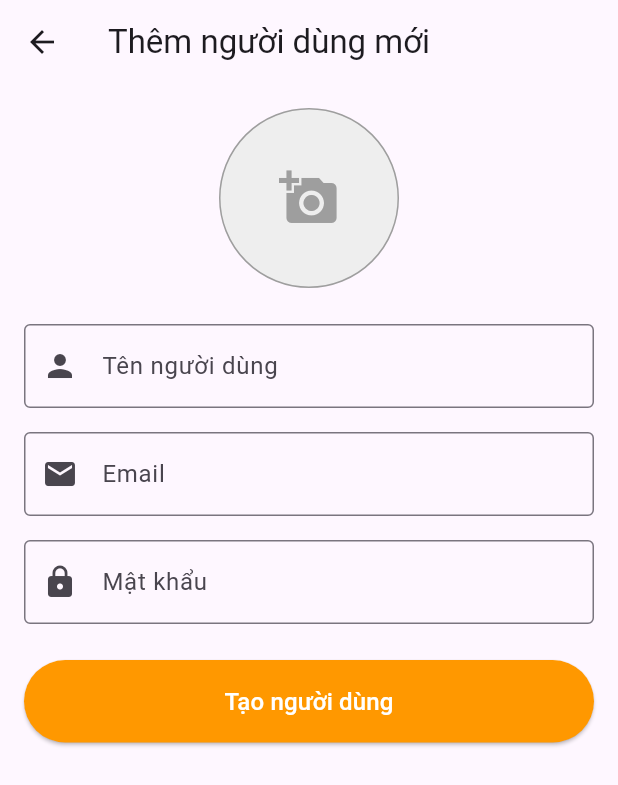
After one commit to thanhhuynh1609/ltdd2, a Flutter app: the ManageUsers screen opened directly, after a tap on the "add" icon, on a phone screen of 412 x 824 dp. The commit adds this screen. Shown: the top 785 px of the screen. Run offline on Flutter 3.47's test engine with Material 3 defaults, Android fonts, the phone set to English and light mode, and no system bars; our stand-ins replace cloud_firestore, curved_navigation_bar, firebase_auth, firebase_core, firebase_storage, image_picker and 2 more; missing offline and left inert: flutter_stripe; accounts and stored records are empty.

Commit message:
crud user

```diff
--- /dev/null
+++ b/lib/Admin/edit_user.dart
@@ -0,0 +1,244 @@
+import 'dart:io';
+import 'package:flutter/material.dart';
+import 'package:image_picker/image_picker.dart';
+import 'package:firebase_storage/firebase_storage.dart';
+import 'package:firebase_auth/firebase_auth.dart';
+import 'package:shopping_app/services/database.dart';
+
+class EditUser extends StatefulWidget {
+  final String? userId;
+  final Map<String, dynamic>? userData;
+
+  const EditUser({
+    Key? key,
+    this.userId,
+    this.userData,
+  }) : super(key: key);
+
+  @override
+  State<EditUser> createState() => _EditUserState();
+}
+
+class _EditUserState extends State<EditUser> {
+  final TextEditingController nameController = TextEditingController();
+  final TextEditingController emailController = TextEditingController();
+  final TextEditingController passwordController = TextEditingController();
+
+  final ImagePicker _picker = ImagePicker();
+  File? selectedImage;
+  String? existingImageUrl;
+  bool isLoading = false;
+  bool isNewUser = true;
+
+  @override
+  void initState() {
+    super.initState();
+    if (widget.userData != null && widget.userId != null) {
+      isNewUser = false;
+      nameController.text = widget.userData!["Name"] ?? "";
+      emailController.text = widget.userData!["Email"] ?? "";
+      existingImageUrl = widget.userData!["Image"];
+    }
+  }
+
+  Future getImage() async {
+    final XFile? image = await _picker.pickImage(source: ImageSource.gallery);
+    if (image != null) {
+      setState(() {
+        selectedImage = File(image.path);
+      });
+    }
+  }
+
+  Future<String?> uploadImageToStorage(String userId) async {
+    try {
+      if (selectedImage == null) return existingImageUrl;
+
+      Reference storageRef = FirebaseStorage.instance
+          .ref()
+          .child("user_images")
+          .child("$userId.jpg");
+
+      await storageRef.putFile(selectedImage!);
+      return await storageRef.getDownloadURL();
+    } catch (e) {
+      print("Error uploading image: $e");
+      return null;
+    }
+  }
+
+  Future<void> saveUser() async {
+    if (nameController.text.isEmpty || emailController.text.isEmpty) {
+      ScaffoldMessenger.of(context).showSnackBar(SnackBar(
+        content: Text("Vui lòng nhập tên và email"),
+        backgroundColor: Colors.red,
+      ));
+      return;
+    }
+
+    if (isNewUser && passwordController.text.isEmpty) {
+      ScaffoldMessenger.of(context).showSnackBar(SnackBar(
+        content: Text("Vui lòng nhập mật khẩu cho người dùng mới"),
+        backgroundColor: Colors.red,
+      ));
+      return;
+    }
+
+    setState(() {
+      isLoading = true;
+    });
+
+    try {
+      String userId = widget.userId ?? "";
+
+      // Nếu là người dùng mới, tạo tài khoản Firebase Auth
+      if (isNewUser) {
+        UserCredential userCredential = await FirebaseAuth.instance
+            .createUserWithEmailAndPassword(
+              email: emailController.text.trim(),
+              password: passwordController.text.trim(),
+            );
+        userId = userCredential.user!.uid;
+      }
+
+      // Upload ảnh lên Firebase Storage
+      String? imageUrl = await uploadImageToStorage(userId);
+
+      // Chuẩn bị dữ liệu người dùng
+      Map<String, dynamic> userData = {
+        "Name": nameController.text.trim(),
+        "Email": emailController.text.trim(),
+        "Id": userId,
+        "Image": imageUrl ?? "https://firebasestorage.googleapis.com/v0/b/barberapp-ebcc1.appspot.com/o/icon1.png?alt=media&token=0fad24a5-a01b-4d67-b4a0-676fbc75b34a",
+      };
+
+      // Lưu dữ liệu người dùng vào Firestore
+      await DatabaseMethods().addUserDetails(userData, userId);
+
+      ScaffoldMessenger.of(context).showSnackBar(SnackBar(
+        content: Text(isNewUser ? "Đã tạo người dùng mới" : "Đã cập nhật thông tin người dùng"),
+        backgroundColor: Colors.green,
+      ));
+
+      Navigator.pop(context);
+    } catch (e) {
+      ScaffoldMessenger.of(context).showSnackBar(SnackBar(
+        content: Text("Lỗi: $e"),
+        backgroundColor: Colors.red,
+      ));
+    } finally {
+      setState(() {
+        isLoading = false;
+      });
+    }
+  }
+
+  @override
+  Widget build(BuildContext context) {
+    return Scaffold(
+      appBar: AppBar(
+        title: Text(isNewUser ? "Thêm người dùng mới" : "Chỉnh sửa người dùng"),
+      ),
+      body: isLoading
+          ? Center(child: CircularProgressIndicator())
+          : SingleChildScrollView(
+              padding: EdgeInsets.all(16),
+              child: Column(
+                crossAxisAlignment: CrossAxisAlignment.start,
+                children: [
+                  // Phần chọn ảnh
+                  Center(
+                    child: GestureDetector(
+                      onTap: getImage,
+                      child: Container(
+                        width: 120,
+                        height: 120,
+                        decoration: BoxDecoration(
+                          shape: BoxShape.circle,
+                          color: Colors.grey[200],
+                          image: _buildProfileImage(),
+                          border: Border.all(
+                            color: Colors.grey,
+                            width: 1,
+                          ),
+                        ),
+                        child: selectedImage == null && existingImageUrl == null
+                            ? Icon(Icons.add_a_photo, size: 40, color: Colors.grey)
+                            : null,
+                      ),
+                    ),
+                  ),
+                  SizedBox(height: 24),
+
+                  // Tên người dùng
+                  TextField(
+                    controller: nameController,
+                    decoration: InputDecoration(
+                      labelText: "Tên người dùng",
+                      border: OutlineInputBorder(),
+                      prefixIcon: Icon(Icons.person),
+                    ),
+                  ),
+                  SizedBox(height: 16),
+
+                  // Email
+                  TextField(
+                    controller: emailController,
+                    enabled: isNewUser, // Chỉ cho phép sửa email nếu là người dùng mới
+                    decoration: InputDecoration(
+                      labelText: "Email",
+                      border: OutlineInputBorder(),
+                      prefixIcon: Icon(Icons.email),
+                    ),
+                  ),
+                  SizedBox(height: 16),
+
+                  // Mật khẩu (chỉ hiển thị khi tạo người dùng mới)
+                  if (isNewUser)
+                    TextField(
+                      controller: passwordController,
+                      obscureText: true,
+                      decoration: InputDecoration(
+                        labelText: "Mật khẩu",
+                        border: OutlineInputBorder(),
+                        prefixIcon: Icon(Icons.lock),
+                      ),
+                    ),
+                  SizedBox(height: 24),
+
+                  // Nút lưu
+                  SizedBox(
+                    width: double.infinity,
+                    child: ElevatedButton(
+                      onPressed: saveUser,
+                      style: ElevatedButton.styleFrom(
+                        backgroundColor: Colors.orange,
+                        padding: EdgeInsets.symmetric(vertical: 16),
+                      ),
+                      child: Text(
+                        isNewUser ? "Tạo người dùng" : "Cập nhật",
+                        style: TextStyle(fontSize: 16, color: Colors.white),
+                      ),
+                    ),
+                  ),
+                ],
+              ),
+            ),
+    );
+  }
+
+  DecorationImage? _buildProfileImage() {
+    if (selectedImage != null) {
+      return DecorationImage(
+        image: FileImage(selectedImage!),
+        fit: BoxFit.cover,
+      );
+    } else if (existingImageUrl != null && existingImageUrl!.isNotEmpty) {
+      return DecorationImage(
+        image: NetworkImage(existingImageUrl!),
+        fit: BoxFit.cover,
+      );
+    }
+    return null;
+  }
+}
--- /dev/null
+++ b/lib/Admin/manage_users.dart
@@ -0,0 +1,224 @@
+import 'package:cloud_firestore/cloud_firestore.dart';
+import 'package:flutter/material.dart';
+import 'package:shopping_app/Admin/edit_user.dart';
+import 'package:shopping_app/services/database.dart';
+
+class ManageUsers extends StatefulWidget {
+  const ManageUsers({Key? key}) : super(key: key);
+
+  @override
+  State<ManageUsers> createState() => _ManageUsersState();
+}
+
+class _ManageUsersState extends State<ManageUsers> {
+  Stream? usersStream;
+  bool isLoading = true;
+
+  @override
+  void initState() {
+    getUsers();
+    super.initState();
+  }
+
+  getUsers() async {
+    usersStream = await DatabaseMethods().getAllUsers();
+    setState(() {
+      isLoading = false;
+    });
+  }
+
+  void deleteUser(String userId, String email) async {
+    try {
+      setState(() {
+        isLoading = true;
+      });
+
+      await DatabaseMethods().deleteUser(userId);
+
+      setState(() {
+        isLoading = false;
+      });
+
+      ScaffoldMessenger.of(context).showSnackBar(SnackBar(
+        content: Text("Người dùng đã được xóa thành công"),
+        backgroundColor: Colors.green,
+      ));
+    } catch (e) {
+      setState(() {
+        isLoading = false;
+      });
+
+      ScaffoldMessenger.of(context).showSnackBar(SnackBar(
+        content: Text("Lỗi khi xóa người dùng: $e"),
+        backgroundColor: Colors.red,
+      ));
+    }
+  }
+
+  @override
+  Widget build(BuildContext context) {
+    return Scaffold(
+      appBar: AppBar(
+        title: Text("Quản lý người dùng"),
+      ),
+      floatingActionButton: FloatingActionButton(
+        onPressed: () {
+          Navigator.push(
+            context,
+            MaterialPageRoute(builder: (context) => EditUser())
+          ).then((_) => getUsers());
+        },
+        child: Icon(Icons.add),
+        backgroundColor: Colors.orange,
+      ),
+      body: isLoading
+        ? Center(child: CircularProgressIndicator())
+        : Container(
+            padding: EdgeInsets.all(16),
+            child: usersList(),
+          ),
+    );
+  }
+
+  Widget usersList() {
+    return StreamBuilder(
+      stream: usersStream,
+      builder: (context, AsyncSnapshot snapshot) {
+        if (!snapshot.hasData) {
+          return Center(child: CircularProgressIndicator());
+        }
+
+        if (snapshot.data.docs.length == 0) {
+          return Center(child: Text("Không có người dùng nào"));
+        }
+
+        return ListView.builder(
+          itemCount: snapshot.data.docs.length,
+          itemBuilder: (context, index) {
+            DocumentSnapshot ds = snapshot.data.docs[index];
+            Map<String, dynamic>? data = ds.data() as Map<String, dynamic>?;
+
+            if (data == null) {
+              return SizedBox();
+            }
+
+            return UserCard(
+              userId: ds.id,
+              userData: data,
+              onDelete: () {
+                deleteUser(ds.id, data["Email"] ?? "");
+              },
+              onEdit: () {
+                Navigator.push(
+                  context,
+                  MaterialPageRoute(
+                    builder: (context) => EditUser(
+                      userId: ds.id,
+                      userData: data,
+                    ),
+                  ),
+                ).then((_) => getUsers());
+              },
+            );
+          },
+        );
+      },
+    );
+  }
+}
+
+class UserCard extends StatelessWidget {
+  final String userId;
+  final Map<String, dynamic> userData;
+  final VoidCallback onDelete;
+  final VoidCallback onEdit;
+
+  const UserCard({
+    Key? key,
+    required this.userId,
+    required this.userData,
+    required this.onDelete,
+    required this.onEdit,
+  }) : super(key: key);
+
+  @override
+  Widget build(BuildContext context) {
+    String? name = userData["Name"] as String?;
+    String? email = userData["Email"] as String?;
+    String? imageUrl = userData["Image"] as String?;
+
+    return Card(
+      margin: EdgeInsets.only(bottom: 16),
+      child: Padding(
+        padding: EdgeInsets.all(12),
+        child: Row(
+          children: [
+            // Hình ảnh người dùng
+            CircleAvatar(
+              radius: 30,
+              backgroundImage: imageUrl != null && imageUrl.isNotEmpty
+                ? NetworkImage(imageUrl)
+                : AssetImage("images/user_placeholder.png") as ImageProvider,
+              backgroundColor: Colors.grey[200],
+            ),
+            SizedBox(width: 16),
+            // Thông tin người dùng
+            Expanded(
+              child: Column(
+                crossAxisAlignment: CrossAxisAlignment.start,
+                children: [
+                  Text(
+                    name ?? "Không có tên",
+                    style: TextStyle(
+                      fontWeight: FontWeight.bold,
+                      fontSize: 16,
+                    ),
+                  ),
+                  SizedBox(height: 4),
+                  Text(
+                    email ?? "Không có email",
+                    style: TextStyle(color: Colors.grey[600]),
+                  ),
+                ],
+              ),
+            ),
+            // Các nút hành động
+            Column(
+              children: [
+                IconButton(
+                  icon: Icon(Icons.edit, color: Colors.blue),
+                  onPressed: onEdit,
+                ),
+                IconButton(
+                  icon: Icon(Icons.delete, color: Colors.red),
+                  onPressed: () {
+                    showDialog(
+                      context: context,
+                      builder: (context) => AlertDialog(
+                        title: Text("Xác nhận xóa"),
+                        content: Text("Bạn có chắc chắn muốn xóa người dùng này?"),
+                        actions: [
+                          TextButton(
+                            onPressed: () => Navigator.pop(context),
+                            child: Text("Hủy"),
+                          ),
+                          TextButton(
+                            onPressed: () {
+                              onDelete();
+                              Navigator.pop(context);
+                            },
+                            child: Text("Xóa", style: TextStyle(color: Colors.red)),
+                          ),
+                        ],
+                      ),
+                    );
+                  },
+                ),
+              ],
+            ),
+          ],
+        ),
+      ),
+    );
+  }
+}
--- a/lib/pages/login.dart
+++ b/lib/pages/login.dart
@@ -94,7 +94,7 @@ class _LoginState extends State<Login> {
             child: Column(
               crossAxisAlignment: CrossAxisAlignment.start,
               children: [
-                Image.asset("images/login.png"),
+                Image.asset("images/logo03.png"),
                 Center(
                     child: Text(
                   "Sign In",
--- a/lib/services/database.dart
+++ b/lib/services/database.dart
@@ -137,4 +137,17 @@ class DatabaseMethods {
       return null;
     }
   }
+
+  // Lấy tất cả người dùng
+  Future<Stream<QuerySnapshot>> getAllUsers() async {
+    return FirebaseFirestore.instance.collection("user").snapshots();
+  }
+
+  // Xóa người dùng
+  Future deleteUser(String userId) async {
+    return await FirebaseFirestore.instance
+        .collection("user")
+        .doc(userId)
+        .delete();
+  }
 }
```
Also changed, not shown: lib/Admin/home_admin.dart (+12 -0 lines), images/logo03.png (added).
